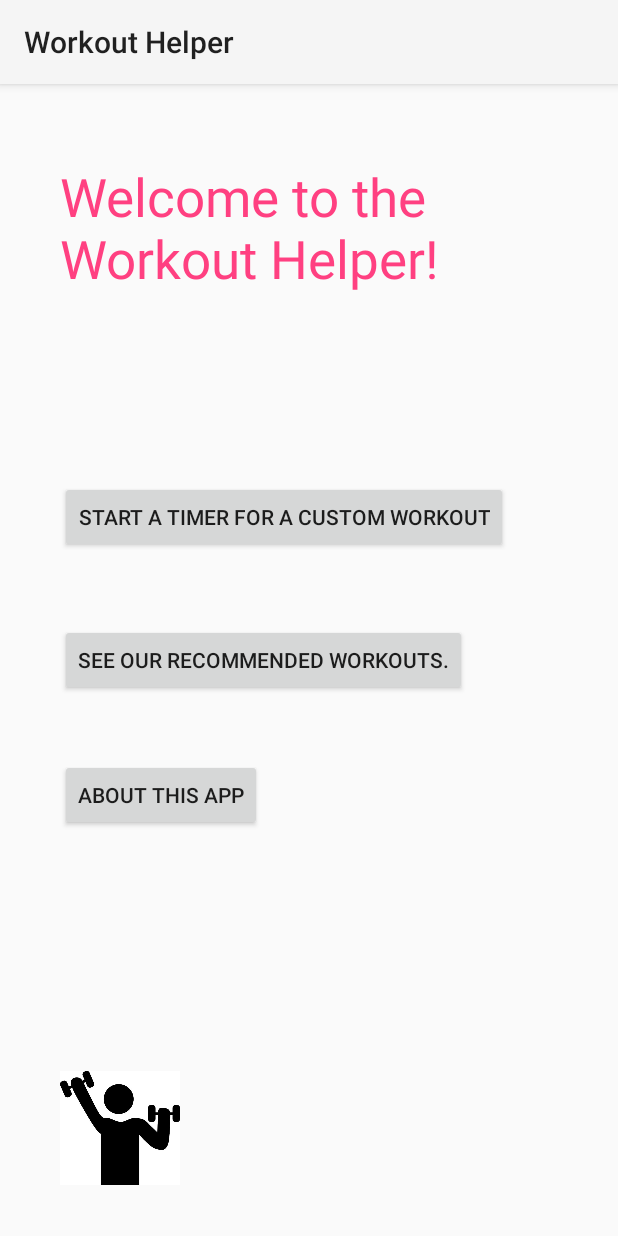
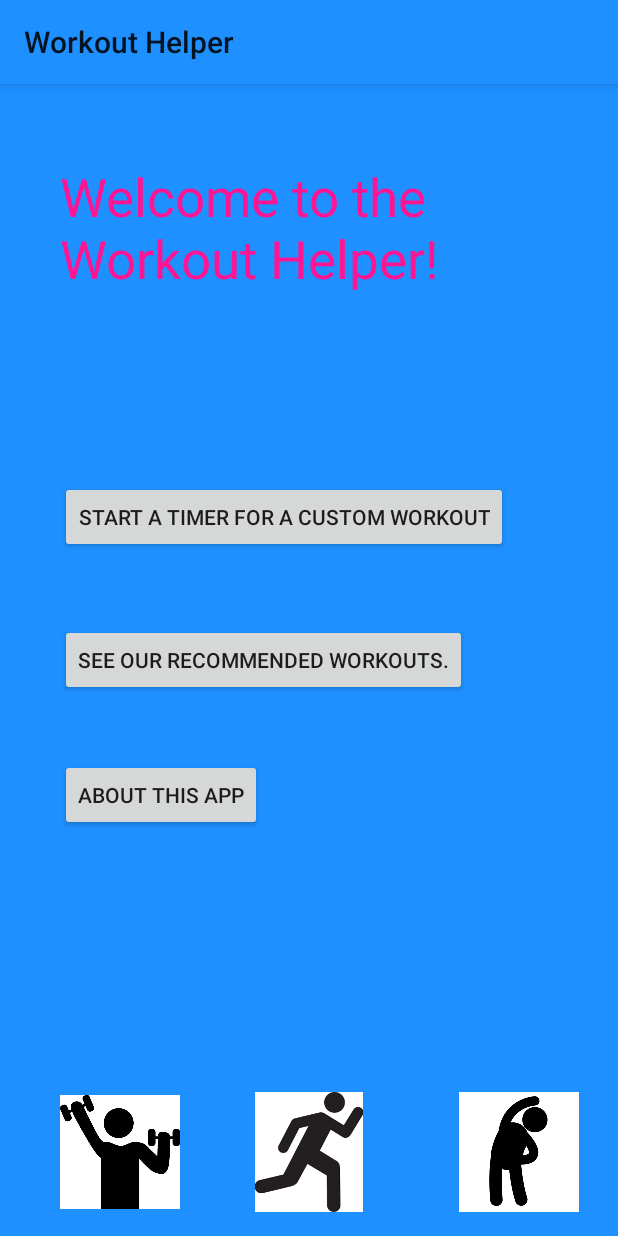
Before and after one commit to MichaelCopp/Project02, an Android app: the screen it shows after launch (MainActivity), on a phone screen of 412 x 824 dp. Run offline under Robolectric (Android 15) with nearby library versions, the phone set to English and light mode, and no system bars.

```diff
--- a/app/src/main/res/layout/activity_about.xml
+++ b/app/src/main/res/layout/activity_about.xml
@@ -9,7 +9,7 @@
 
     <TextView
         android:text="@string/AboutMe"
-        android:layout_width="wrap_content"
+        android:layout_width="150dp"
         android:layout_height="wrap_content"
         android:layout_alignParentTop="true"
         android:layout_alignParentStart="true"
@@ -18,11 +18,10 @@
         android:id="@+id/textView2" />
 
     <ImageView
-        android:layout_width="200dp"
+        android:layout_width="150dp"
         android:src="@drawable/michael"
         android:id="@+id/imageView"
         android:layout_height="200dp"
-        android:layout_marginTop="63dp"
         android:contentDescription="The only good picture of me"
         android:adjustViewBounds="false"
         android:cropToPadding="false"
--- a/app/src/main/res/layout/activity_main.xml
+++ b/app/src/main/res/layout/activity_main.xml
@@ -39,7 +39,7 @@
         android:layout_alignStart="@+id/button"
         android:layout_marginTop="35dp"
         android:textSize="35dp"
-        android:textColor="@color/colorAccent"
+        android:textColor="#FF1493"
         android:id="@+id/textView" />
 
     <Button
@@ -55,9 +55,26 @@
     <ImageView
         android:layout_width="80dp"
         android:layout_height="80dp"
+        android:src="@drawable/ex1"
+        android:id="@+id/imageView2"
         android:layout_alignParentBottom="true"
-        android:layout_alignStart="@+id/button3"
-        android:src="@drawable/ex1"
-        android:layout_marginBottom="16dp"
-        android:id="@+id/imageView2" />
+        android:layout_alignStart="@+id/button3" />
+
+    <ImageView
+        android:layout_width="80dp"
+        android:layout_height="80dp"
+        android:src="@drawable/ex3"
+        android:id="@+id/imageView3"
+        android:layout_alignParentBottom="true"
+        android:layout_alignParentEnd="true"
+        android:layout_marginEnd="10dp"
+        android:layout_alignTop="@+id/imageView4" />
+
+    <ImageView
+        android:layout_width="80dp"
+        android:layout_height="80dp"
+        android:src="@drawable/ex2"
+        android:id="@+id/imageView4"
+        android:layout_alignParentBottom="true"
+        android:layout_centerHorizontal="true" />
 </RelativeLayout>
--- a/app/src/main/res/values/styles.xml
+++ b/app/src/main/res/values/styles.xml
@@ -2,7 +2,7 @@
 
     <!-- Base application theme. -->
     <style name="AppTheme" parent="android:Theme.Material.Light">
-        <!-- Customize your theme here. -->
+        <item name="android:background">#1E90FF</item>
         <item name="colorPrimary">@color/colorPrimary</item>
         <item name="colorPrimaryDark">@color/colorPrimaryDark</item>
         <item name="colorAccent">@color/colorAccent</item>
```
Also changed, not shown: app/src/main/res/layout/fragment_workout_detail.xml (+4 -3 lines).
